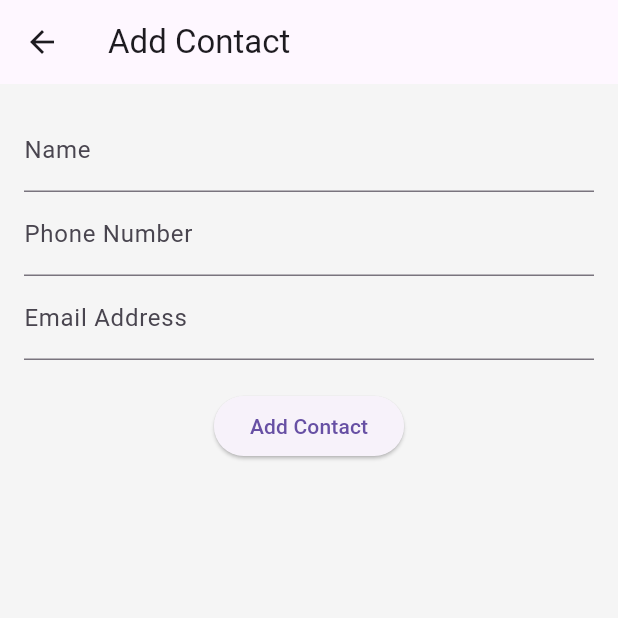
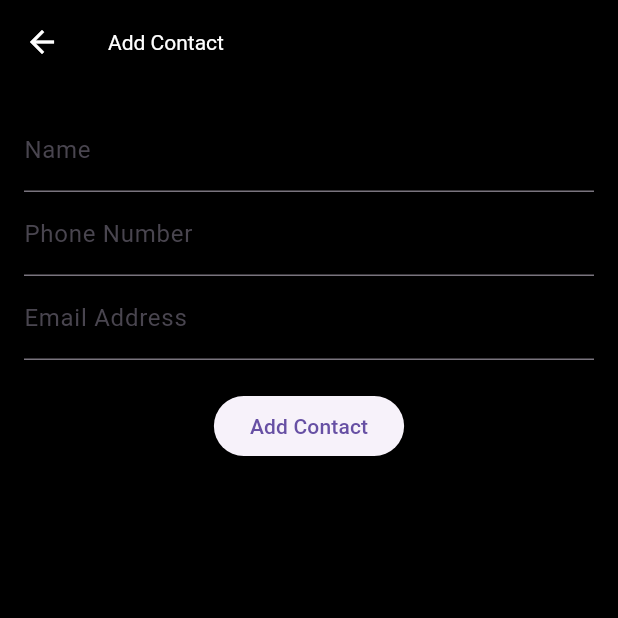
Before and after one commit to masukunhlonipho/PRODIGY_SD_03, a Flutter app: the screen it shows after launch, after a tap on the "add" icon, on a phone screen of 412 x 824 dp, the top half of it. Run offline on Flutter 3.47's test engine with Material 3 defaults, Android fonts, the light colour scheme and no system bars; our stand-ins replace shared_preferences.

Commit message:
second commit

```diff
--- a/lib/main.dart
+++ b/lib/main.dart
@@ -16,13 +16,27 @@ class MyApp extends StatelessWidget {
       create: (_) => ContactProvider(),
       child: MaterialApp(
         title: 'Contact App',
-        debugShowCheckedModeBanner: false, // Removes the debug banner
+        debugShowCheckedModeBanner: false,
         theme: ThemeData(
           primarySwatch: Colors.blue,
-          scaffoldBackgroundColor: Colors.grey[100], // Light background
+          scaffoldBackgroundColor: Colors.black, // Very black background
+          appBarTheme: AppBarTheme(
+            backgroundColor: Colors.black,
+            titleTextStyle: TextStyle(color: Colors.white),
+          ),
+          floatingActionButtonTheme: FloatingActionButtonThemeData(
+            backgroundColor: Color(0xFF4169E1), // Royal blue color using hex code
+          ),
+          textTheme: TextTheme(
+            bodyLarge: TextStyle(color: Colors.white),
+            bodyMedium: TextStyle(color: Colors.white),
+            bodySmall: TextStyle(color: Colors.white),
+            titleLarge: TextStyle(color: Colors.white),
+            titleMedium: TextStyle(color: Colors.white),
+            titleSmall: TextStyle(color: Colors.white),
+          ),
         ),
         home: ContactListScreen(),
-        // Add routes here for easier navigation as the app grows
         routes: {
           '/contactList': (context) => ContactListScreen(),
         },
--- a/lib/providers/contact_provider.dart
+++ b/lib/providers/contact_provider.dart
@@ -5,22 +5,34 @@ import '../models/contact.dart';
 
 class ContactProvider extends ChangeNotifier {
   List<Contact> _contacts = [];
+  bool _isFetching = false;  // State to track if contacts are being fetched
 
   List<Contact> get contacts => _contacts;
 
+  bool get isFetching => _isFetching;
+
   // Fetch contacts from local storage (SharedPreferences)
   Future<void> fetchContacts() async {
+    if (_isFetching) return;  // Prevent fetching if already fetching
+
     try {
+      _isFetching = true; // Mark as fetching
+      notifyListeners(); // Notify listeners that the state is changing
+
       final prefs = await SharedPreferences.getInstance();
       final String? contactsString = prefs.getString('contacts');
       if (contactsString != null) {
         List<dynamic> contactsJson = json.decode(contactsString);
         _contacts = contactsJson.map((json) => Contact.fromJson(json)).toList();
       }
+
+      _isFetching = false; // Mark as done fetching
+      notifyListeners(); // Notify listeners after fetching is complete
+    } catch (error) {
+      _isFetching = false; // Ensure we stop the fetching state even if an error occurs
+      print('Error fetching contacts: $error');
+      // Optionally, show an error message or feedback to the user
       notifyListeners();
-    } catch (error) {
-      print('Error fetching contacts: $error');
-      // Optionally, you can show a Snackbar or some UI feedback here
     }
   }
 
--- a/lib/screens/add_contact_screen.dart
+++ b/lib/screens/add_contact_screen.dart
@@ -12,13 +12,21 @@ class AddContactScreen extends StatelessWidget {
 
   void _addContact(BuildContext context) {
     final contactProvider =
-        Provider.of<ContactProvider>(context, listen: false);
+    Provider.of<ContactProvider>(context, listen: false);
 
     final contact = Contact(
       name: _nameController.text,
       phoneNumber: _phoneController.text,
       email: _emailController.text,
     );
+
+    // Simple validation
+    if (_nameController.text.isEmpty || _phoneController.text.isEmpty) {
+      ScaffoldMessenger.of(context).showSnackBar(SnackBar(
+        content: Text('Name and Phone Number are required!'),
+      ));
+      return;
+    }
 
     contactProvider.addContact(contact);
     Navigator.pop(context);
@@ -29,6 +37,9 @@ class AddContactScreen extends StatelessWidget {
     return Scaffold(
       appBar: AppBar(
         title: Text('Add Contact'),
+        leading: BackButton(
+          color: Colors.white,
+        ),
       ),
       body: Padding(
         padding: const EdgeInsets.all(16.0),
--- a/lib/screens/contact_list_screen.dart
+++ b/lib/screens/contact_list_screen.dart
@@ -1,84 +1,168 @@
 import 'package:flutter/material.dart';
 import 'package:provider/provider.dart';
+import '../models/contact.dart';
 import '../providers/contact_provider.dart';
 import 'add_contact_screen.dart';
 import 'update_contact_screen.dart';
 
-class ContactListScreen extends StatelessWidget {
+class ContactListScreen extends StatefulWidget {
   const ContactListScreen({super.key});
 
   @override
+  _ContactListScreenState createState() => _ContactListScreenState();
+}
+
+class _ContactListScreenState extends State<ContactListScreen> {
+  bool _isFetching = true;
+  final _searchController = TextEditingController();
+  List<Contact> _filteredContacts = [];
+  final _listViewController = ScrollController();
+  final _alphabetController = ScrollController();
+  String _currentLetter = '';
+  final alphabet = List.generate(26, (i) => String.fromCharCode(65 + i));
+
+  @override
+  void initState() {
+    super.initState();
+    _fetchContacts();
+  }
+
+  Future<void> _fetchContacts() async {
+    await Provider.of<ContactProvider>(context, listen: false).fetchContacts();
+    setState(() {
+      _isFetching = false;
+      _filterContacts();
+    });
+  }
+
+  void _filterContacts() {
+    var contacts = Provider.of<ContactProvider>(context, listen: false).contacts;
+    contacts.sort((a, b) => a.name.compareTo(b.name));
+    setState(() {
+      _filteredContacts = _searchController.text.isEmpty
+          ? contacts
+          : contacts.where((c) => c.name.toLowerCase().contains(_searchController.text.toLowerCase())).toList();
+    });
+  }
+
+  void _scrollToLetter(String letter) {
+    final index = _filteredContacts.indexWhere((c) => c.name[0].toUpperCase() == letter);
+    if (index != -1) _listViewController.animateTo(index * 80.0, duration: const Duration(milliseconds: 300), curve: Curves.easeInOut);
+  }
+
+  @override
   Widget build(BuildContext context) {
-    // Fetch contacts when the screen is first loaded (and also upon returning to the screen)
-    Future.delayed(Duration.zero, () {
-      Provider.of<ContactProvider>(context, listen: false).fetchContacts();
-    });
-
     return Scaffold(
       appBar: AppBar(
-        title: Text('Contact List'),
-      ),
-      body: Consumer<ContactProvider>(
-        builder: (context, contactProvider, child) {
-          final contacts = contactProvider.contacts;
-
-          // Show a loading indicator while contacts are being fetched
-          if (contacts.isEmpty) {
-            return Center(
-              child: contactProvider.contacts.isEmpty
-                  ? CircularProgressIndicator() // Display progress indicator when contacts are loading
-                  : Text('No contacts available. Add some!',
-                      style: TextStyle(fontSize: 18, color: Colors.grey)),
-            );
-          }
-
-          return ListView.builder(
-            itemCount: contacts.length,
-            itemBuilder: (context, index) {
-              final contact = contacts[index];
-              return InkWell(
-                onTap: () async {
-                  // Wait for the result from UpdateContactScreen
-                  final result = await Navigator.push(
-                    context,
-                    MaterialPageRoute(
-                      builder: (context) => UpdateContactScreen(
-                        contact: contact,
-                        index: index,
+        title: const Text('Contact List'),
+        backgroundColor: Colors.black,
+        bottom: PreferredSize(
+          preferredSize: const Size.fromHeight(80.0),
+          child: Padding(
+            padding: const EdgeInsets.symmetric(horizontal: 16.0),
+            child: Column(children: [
+              const SizedBox(height: 16),
+              TextField(
+                controller: _searchController,
+                onChanged: (_) => _filterContacts(),
+                style: const TextStyle(color: Colors.white),
+                decoration: InputDecoration(
+                  hintText: 'Search Contacts...',
+                  hintStyle: const TextStyle(color: Colors.white70),
+                  prefixIcon: const Icon(Icons.search, color: Colors.white),
+                  border: OutlineInputBorder(borderRadius: BorderRadius.circular(8.0)),
+                  filled: true,
+                  fillColor: Colors.black,
                 ),
               ),
-                  );
-
-                  // Trigger UI update if contact was updated or deleted
-                  if (result == true) {
-                    contactProvider
-                        .fetchContacts(); // Refresh the list after an operation
+              const SizedBox(height: 16),
+            ]),
+          ),
+        ),
+      ),
+      body: Stack(
+        children: [
+          Consumer<ContactProvider>(
+            builder: (_, contactProvider, __) => _isFetching
+                ? const Center(child: CircularProgressIndicator())
+                : _filteredContacts.isEmpty
+                ? const Center(child: Text('No contacts available. Add some!', style: TextStyle(fontSize: 18, color: Colors.grey)))
+                : NotificationListener<ScrollNotification>(
+              onNotification: (scrollNotification) {
+                if (scrollNotification is ScrollEndNotification) {
+                  final index = (scrollNotification.metrics.pixels / 80.0).round();
+                  if (index < _filteredContacts.length) {
+                    final letter = _filteredContacts[index].name[0].toUpperCase();
+                    if (_currentLetter != letter) setState(() => _currentLetter = letter);
+                  }
+                }
+                return false;
+              },
+              child: ListView.builder(
+                controller: _listViewController,
+                itemCount: _filteredContacts.length,
+                itemBuilder: (_, index) {
+                  final contact = _filteredContacts[index];
+                  return GestureDetector(
+                    onTap: () async {
+                      if (await Navigator.push(
+                        context,
+                        MaterialPageRoute(builder: (context) => UpdateContactScreen(contact: contact, index: index)),
+                      ) == true) {
+                        _fetchContacts();
                       }
                     },
                     child: Card(
                       elevation: 4,
-                  margin: EdgeInsets.symmetric(vertical: 8, horizontal: 16),
+                      margin: const EdgeInsets.symmetric(vertical: 8, horizontal: 16),
+                      color: Colors.black,
                       child: ListTile(
-                    title: Text(contact.name),
-                    subtitle: Text(contact.phoneNumber),
-                    trailing: Icon(Icons.arrow_forward_ios),
+                        title: Text(contact.name, style: const TextStyle(color: Colors.white)),
+                        subtitle: Text(contact.phoneNumber, style: const TextStyle(color: Colors.white70)),
+                        trailing: const Icon(Icons.arrow_forward_ios, color: Colors.white),
                       ),
                     ),
                   );
                 },
+              ),
+            ),
+          ),
+          Positioned(
+            right: 0,
+            top: 80,
+            bottom: 0,
+            child: SizedBox(
+              width: 40,
+              child: ListView.builder(
+                controller: _alphabetController,
+                itemCount: alphabet.length,
+                itemExtent: 25.0,
+                itemBuilder: (_, index) {
+                  final letter = alphabet[index];
+                  return GestureDetector(
+                    onTap: () => _scrollToLetter(letter),
+                    child: Center(
+                      child: AnimatedContainer(
+                        duration: const Duration(milliseconds: 300),
+                        transform: _currentLetter == letter
+                            ? Matrix4.translationValues(0.0, -5.0, 0.0) * Matrix4.diagonal3Values(1.5, 1.5, 1)
+                            : Matrix4.identity(),
+                        child: Text(
+                          letter,
+                          style: TextStyle(color: _currentLetter == letter ? Colors.white : Colors.white70, fontSize: 16),
+                        ),
+                      ),
+                    ),
                   );
                 },
               ),
+            ),
+          ),
+        ],
+      ),
       floatingActionButton: FloatingActionButton(
-        onPressed: () {
-          Navigator.push(
-            context,
-            MaterialPageRoute(
-              builder: (context) => AddContactScreen(),
-            ),
-          );
-        },
-        child: Icon(Icons.add),
+        onPressed: () => Navigator.push(context, MaterialPageRoute(builder: (_) => AddContactScreen())),
+        child: const Icon(Icons.add, color: Colors.white),
       ),
     );
   }
```
Also changed, not shown: lib/screens/update_contact_screen.dart (+18 -13 lines), pubspec.yaml (+8 -4 lines), pubspec.lock, 26 other files. Lines whose indentation alone changed are shown as unchanged.
